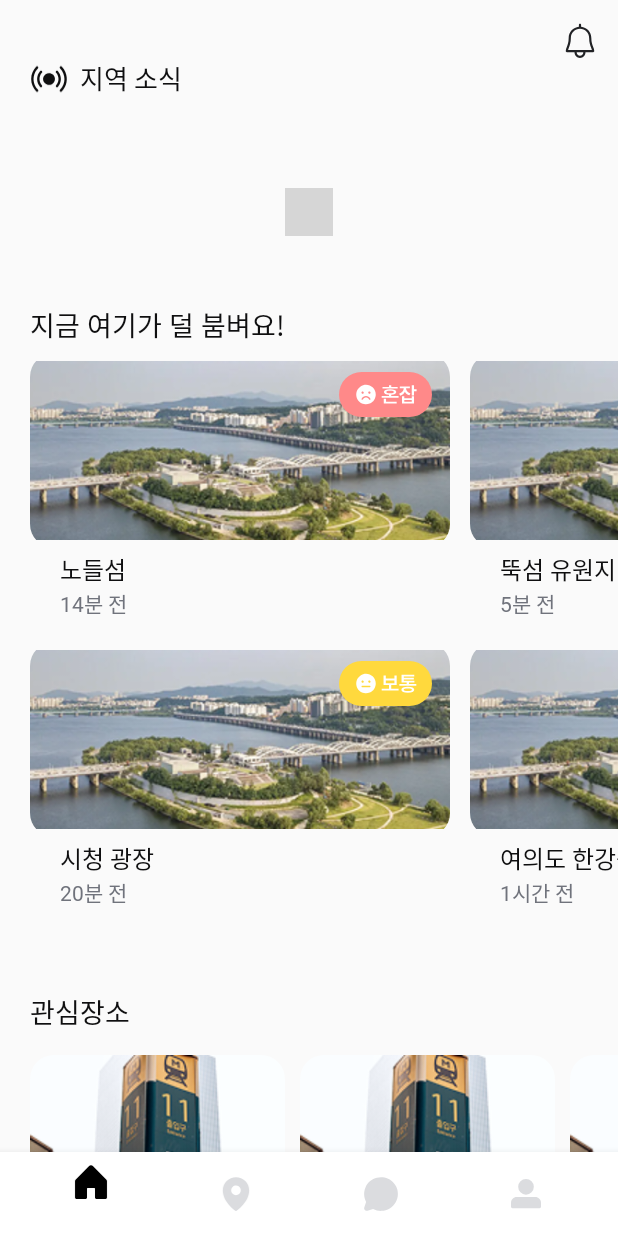
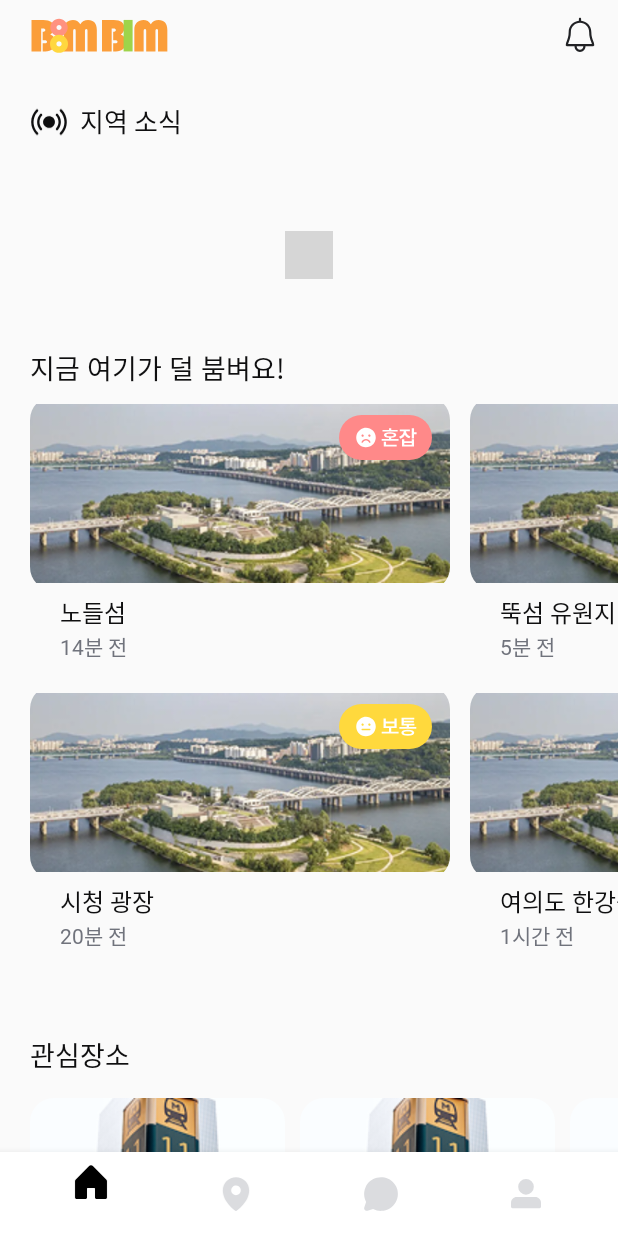
Before and after one commit to swyp-app-team-4/team4-Android, an Android app built with Jetpack Compose: the HomeFragment screen opened through its navigation route, on a phone screen of 412 x 824 dp. Run offline under Robolectric (Android 15) with nearby library versions, the phone set to English and light mode, and no system bars; our stand-ins replace Dagger/Hilt's generated code, navigation-ui; libraries missing offline, so code that uses them is left out: com.kakao.sdk, com.navercorp.nid; plain views replace WormDotsIndicator; Roboto replaces fonts that are not available here; 1 statement that could not run was skipped; grey boxes are pictures that could not be loaded.

Commit message:
design: 홈화면 앱로고이름 추가 및 위치 수정

```diff
--- /dev/null
+++ b/presentation/src/main/res/drawable/icon_app_name.xml
@@ -0,0 +1,27 @@
+<vector xmlns:android="http://schemas.android.com/apk/res/android"
+    android:width="92dp"
+    android:height="24dp"
+    android:viewportWidth="92"
+    android:viewportHeight="24">
+  <path
+      android:pathData="M1,1.955H8.886C13.578,1.955 15.925,3.739 15.925,7.307C15.925,9.05 15.121,10.508 13.513,11.684C15.838,12.67 17,14.412 17,16.91C17,18.757 16.37,20.226 15.11,21.318C13.872,22.409 12.231,22.955 10.189,22.955H8.462V17.571H9.57C10.222,17.571 10.678,17.487 10.939,17.319C11.2,17.152 11.33,16.868 11.33,16.469C11.33,15.798 10.787,15.462 9.701,15.462H8.462V9.889C9.657,9.889 10.255,9.49 10.255,8.693C10.255,7.958 9.722,7.591 8.658,7.591H7.452V22.955H1V1.955Z"
+      android:fillColor="#FB9E3A"/>
+  <path
+      android:pathData="M48,1.955H55.886C60.578,1.955 62.925,3.739 62.925,7.307C62.925,9.05 62.121,10.508 60.513,11.684C62.838,12.67 64,14.412 64,16.91C64,18.757 63.37,20.226 62.11,21.318C60.872,22.409 59.231,22.955 57.189,22.955H55.462V17.571H56.57C57.222,17.571 57.678,17.487 57.939,17.319C58.2,17.152 58.33,16.868 58.33,16.469C58.33,15.798 57.787,15.462 56.701,15.462H55.462V9.889C56.657,9.889 57.255,9.49 57.255,8.693C57.255,7.958 56.722,7.591 55.658,7.591H54.452V22.955H48V1.955Z"
+      android:fillColor="#FB9E3A"/>
+  <path
+      android:pathData="M22.553,22.955V8.166C22.553,6.342 23.114,4.856 24.236,3.708C25.378,2.539 26.843,1.955 28.629,1.955C30.769,1.955 32.41,2.918 33.553,4.845C34.176,3.841 34.893,3.113 35.703,2.662C36.534,2.191 37.552,1.955 38.757,1.955C40.626,1.955 42.06,2.539 43.057,3.708C44.054,4.856 44.553,6.526 44.553,8.719V22.955H38.352V9.611C38.352,9.017 38.3,8.596 38.196,8.35C38.092,8.104 37.884,7.981 37.573,7.981C36.949,7.981 36.638,8.494 36.638,9.519V22.955H30.468V9.611C30.468,9.037 30.416,8.627 30.312,8.381C30.208,8.115 29.99,7.981 29.657,7.981C29.055,7.981 28.754,8.525 28.754,9.611V22.955H22.553Z"
+      android:fillColor="#FB9E3A"/>
+  <path
+      android:pathData="M69.553,22.955V8.166C69.553,6.342 70.114,4.856 71.235,3.708C72.378,2.539 73.843,1.955 75.629,1.955C77.769,1.955 79.41,2.918 80.553,4.845C81.176,3.841 81.893,3.113 82.703,2.662C83.534,2.191 84.552,1.955 85.757,1.955C87.626,1.955 89.06,2.539 90.057,3.708C91.054,4.856 91.553,6.526 91.553,8.719V22.955H85.352V9.611C85.352,9.017 85.3,8.596 85.196,8.35C85.092,8.104 84.884,7.981 84.573,7.981C83.949,7.981 83.638,8.494 83.638,9.519V22.955H77.468V9.611C77.468,9.037 77.416,8.627 77.312,8.381C77.208,8.115 76.99,7.981 76.658,7.981C76.055,7.981 75.754,8.525 75.754,9.611V22.955H69.553Z"
+      android:fillColor="#FB9E3A"/>
+  <path
+      android:pathData="M13.546,7.012C13.546,5.431 14.115,4.072 15.252,2.932C16.404,1.778 17.769,1.2 19.346,1.2C20.923,1.2 22.28,1.778 23.417,2.932C24.57,4.072 25.146,5.431 25.146,7.012C25.146,8.592 24.577,9.951 23.44,11.091C22.303,12.23 20.938,12.8 19.346,12.8C17.754,12.8 16.389,12.23 15.252,11.091C14.115,9.951 13.546,8.592 13.546,7.012ZM17.663,7.012C17.663,7.467 17.822,7.862 18.14,8.197C18.474,8.516 18.876,8.675 19.346,8.675C19.816,8.675 20.21,8.516 20.529,8.197C20.862,7.862 21.029,7.467 21.029,7.012C21.029,6.541 20.862,6.146 20.529,5.827C20.21,5.492 19.816,5.325 19.346,5.325C18.876,5.325 18.474,5.492 18.14,5.827C17.822,6.146 17.663,6.541 17.663,7.012Z"
+      android:fillColor="#FF9280"/>
+  <path
+      android:pathData="M13.346,17.921C13.346,16.286 13.934,14.88 15.11,13.701C16.303,12.506 17.714,11.909 19.346,11.909C20.977,11.909 22.381,12.506 23.558,13.701C24.75,14.88 25.346,16.286 25.346,17.921C25.346,19.556 24.757,20.962 23.581,22.141C22.404,23.32 20.993,23.909 19.346,23.909C17.699,23.909 16.287,23.32 15.11,22.141C13.934,20.962 13.346,19.556 13.346,17.921ZM17.604,17.921C17.604,18.392 17.769,18.801 18.099,19.147C18.444,19.477 18.859,19.642 19.346,19.642C19.832,19.642 20.24,19.477 20.569,19.147C20.914,18.801 21.087,18.392 21.087,17.921C21.087,17.434 20.914,17.025 20.569,16.695C20.24,16.349 19.832,16.176 19.346,16.176C18.859,16.176 18.444,16.349 18.099,16.695C17.769,17.025 17.604,17.434 17.604,17.921Z"
+      android:fillColor="#FFD73F"/>
+  <path
+      android:pathData="M68.4,1.955V22.955H62.4V1.955H68.4Z"
+      android:fillColor="#9ED44A"/>
+</vector>
--- a/presentation/src/main/res/layout/fragment_home.xml
+++ b/presentation/src/main/res/layout/fragment_home.xml
@@ -12,11 +12,24 @@
         android:paddingBottom="16dp">
 
         <ImageView
+            android:id="@+id/icon_app_name"
+            android:layout_width="wrap_content"
+            android:layout_height="wrap_content"
+            android:src="@drawable/icon_app_name"
+            android:layout_marginStart="20dp"
+            android:layout_marginTop="11dp"
+            app:layout_constraintStart_toStartOf="parent"
+            app:layout_constraintTop_toTopOf="parent"/>
+
+        <ImageView
             android:id="@+id/icon_alert"
             android:layout_width="wrap_content"
             android:layout_height="wrap_content"
             android:src="@drawable/icon_alert"
-            android:padding="15dp"
+            android:paddingTop="11dp"
+            android:paddingEnd="15dp"
+            android:paddingStart="15dp"
+            android:paddingBottom="15dp"
             app:layout_constraintEnd_toEndOf="parent"
             app:layout_constraintTop_toTopOf="parent"/>
 
@@ -25,10 +38,10 @@
             android:layout_width="25dp"
             android:layout_height="25dp"
             android:src="@drawable/icon_broadcast"
-            android:layout_marginTop="40dp"
+            android:layout_marginTop="33dp"
             android:layout_marginStart="20dp"
             app:layout_constraintStart_toStartOf="parent"
-            app:layout_constraintTop_toTopOf="parent" />
+            app:layout_constraintTop_toBottomOf="@id/icon_app_name"/>
 
         <TextView
             android:id="@+id/text_broadcast"
--- a/presentation/src/main/res/layout/item_interests_place.xml
+++ b/presentation/src/main/res/layout/item_interests_place.xml
@@ -29,7 +29,6 @@
         android:textColor="@color/gray_scale_10"
         android:fontFamily="@font/pretend_semibold"
         android:layout_marginTop="2dp"
-        android:layout_marginStart="20dp"
         app:layout_constraintStart_toStartOf="parent"
         app:layout_constraintTop_toBottomOf="@+id/image_place"
         tools:ignore="MissingConstraints" />
@@ -42,7 +41,6 @@
         android:textSize="12sp"
         android:textColor="@color/gray_scale_8"
         android:fontFamily="@font/pretend_regular"
-        android:layout_marginStart="20dp"
         android:layout_marginTop="2dp"
         app:layout_constraintStart_toStartOf="parent"
         app:layout_constraintTop_toBottomOf="@+id/text_place_name"
@@ -53,7 +51,6 @@
         android:layout_width="wrap_content"
         android:layout_height="wrap_content"
         android:src="@drawable/icon_status_congestion"
-        android:layout_marginStart="20dp"
         android:layout_marginTop="5dp"
         app:layout_constraintStart_toStartOf="parent"
         app:layout_constraintTop_toBottomOf="@id/text_update"/>
```
